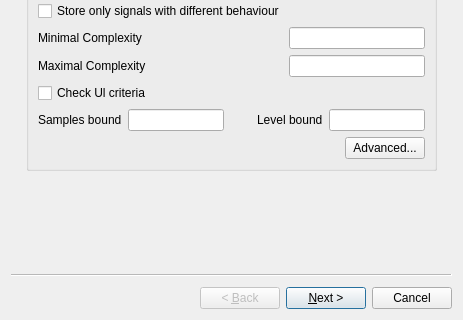
violethaze74/ugene, file src/plugins/expert_discovery/src/ui/ExpertDiscoverySigExtrWiz.ui: the form before one commit; both pictures show x 0 to 463 and y 214 to 534 of the 463 by 534 pixel window.
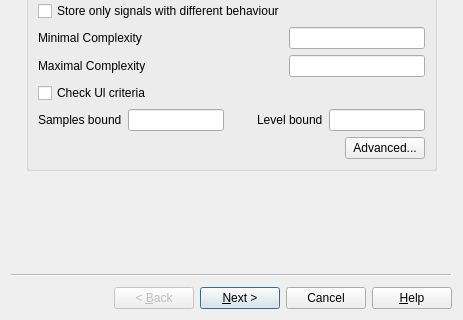
The form after the commit.

Commit message: Help system for all dialogs, UI improvements for all dialogs.

The edit to the form file:
```diff
--- a/src/plugins/expert_discovery/src/ui/ExpertDiscoverySigExtrWiz.ui
+++ b/src/plugins/expert_discovery/src/ui/ExpertDiscoverySigExtrWiz.ui
@@ -31,6 +31,9 @@
   <property name="wizardStyle">
    <enum>QWizard::ClassicStyle</enum>
   </property>
+  <property name="options">
+   <set>QWizard::HaveHelpButton|QWizard::HelpButtonOnRight</set>
+  </property>
   <property name="titleFormat">
    <enum>Qt::AutoText</enum>
   </property>
```
The commit also changes 309 other files.
